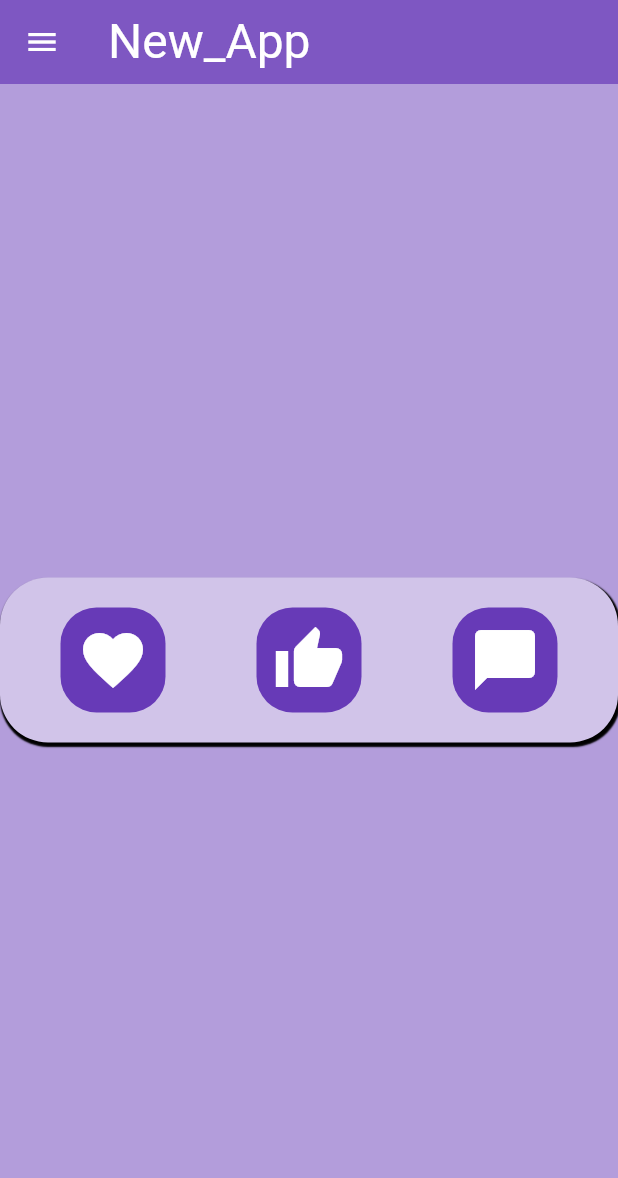
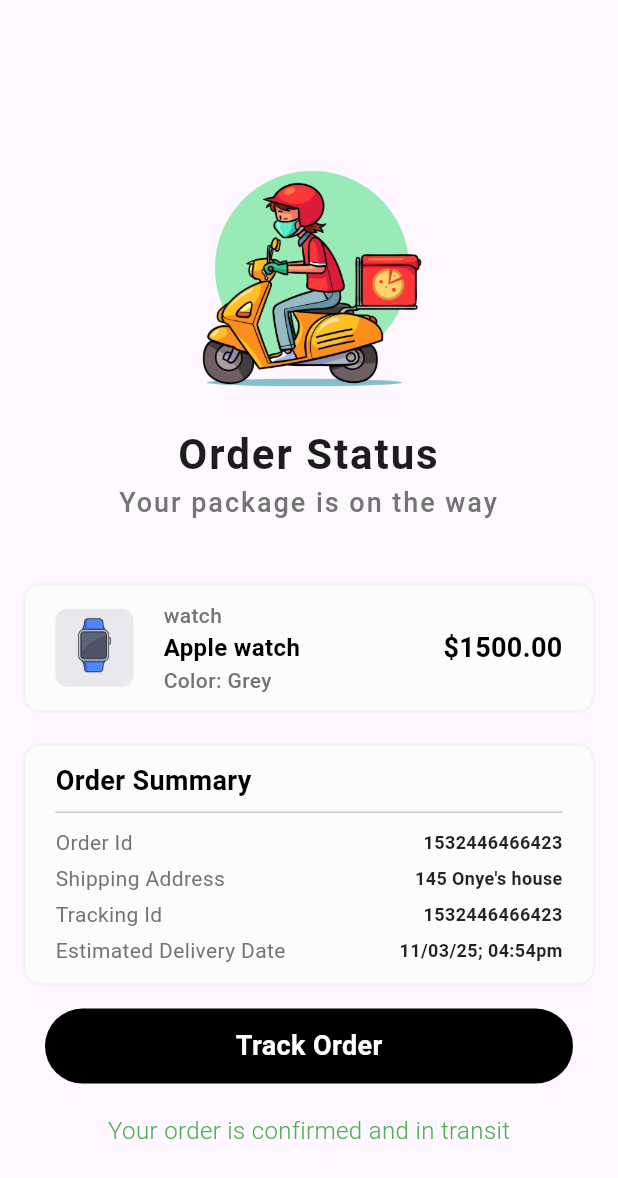
Before and after one commit to Oxygen12-cyber/LearningFlutter, a Flutter app: the screen it shows after launch, on a phone screen of 412 x 824 dp. Shown: the top 1178 px of the screen. Run offline on Flutter 3.47's test engine with Material 3 defaults, Android fonts, the phone set to English and light mode, and no system bars; our stand-ins replace device_preview.

Commit message:
wrote the ui for the delivery app

```diff
--- /dev/null
+++ b/firstapp/lib/components/component.dart
@@ -0,0 +1,149 @@
+import 'package:flutter/material.dart';
+import 'package:flutter/rendering.dart';
+
+class ProductBar extends StatelessWidget {
+  const ProductBar({super.key});
+
+  static TextStyle mystyle = TextStyle(
+    color: Color(0xff747474),
+    fontSize: 14,
+    fontWeight: FontWeight.w500,
+  );
+
+  @override
+  Widget build(BuildContext context) {
+    return Container(
+      decoration: BoxDecoration(
+        border: Border.all(width: 2, color: Color(0xfff4f4f4)),
+        borderRadius: BorderRadius.circular(12),
+        color: const Color(0xfffcfcfc),
+      ),
+      child: Padding(
+        padding: const EdgeInsets.symmetric(horizontal: 20, vertical: 10),
+        child: Row(
+          mainAxisAlignment: MainAxisAlignment.start,
+          crossAxisAlignment: CrossAxisAlignment.center,
+          children: [
+            Container(
+              alignment: Alignment.center,
+              padding: EdgeInsets.all(2),
+              decoration: BoxDecoration(
+                color: const Color(0xffe9e8ed),
+                borderRadius: BorderRadius.circular(8),
+              ),
+              child: Image.asset(
+                "assets/apple_watch.png",
+                fit: BoxFit.cover,
+                width: 48,
+                height: 48,
+              ),
+            ),
+            SizedBox(width: 20),
+            Column(
+              mainAxisAlignment: MainAxisAlignment.spaceBetween,
+              crossAxisAlignment: CrossAxisAlignment.start,
+              children: [
+                Text("watch", style: mystyle),
+                Text(
+                  "Apple watch",
+                  style: TextStyle(
+                    fontSize: 16,
+                    fontWeight: FontWeight.bold,
+                    color: Colors.black,
+                  ),
+                ),
+                Text("Color: Grey", style: mystyle),
+              ],
+            ),
+            Spacer(),
+            Container(
+              alignment: Alignment.center,
+              child: Text(
+                "\$1500.00",
+                style: TextStyle(
+                  color: Colors.black,
+                  fontSize: 18,
+                  fontWeight: FontWeight.bold,
+                ),
+              ),
+            ),
+          ],
+        ),
+      ),
+    );
+  }
+}
+
+class BlockElement extends StatelessWidget {
+  final String prefix;
+  final String suffix;
+  final TextStyle? prefixStyle = TextStyle(
+    color: Color(0xff747474),
+    fontSize: 14,
+    fontWeight: FontWeight.w400,
+  );
+  final TextStyle? suffixStyle = TextStyle(
+    color: Colors.black87,
+    fontSize: 12,
+    fontWeight: FontWeight.bold,
+  );
+  BlockElement({super.key, required this.prefix, required this.suffix});
+  @override
+  Widget build(BuildContext context) {
+    return Padding(
+      padding: const EdgeInsets.symmetric(vertical: 2),
+      child: Row(
+        mainAxisAlignment: MainAxisAlignment.spaceBetween,
+        crossAxisAlignment: CrossAxisAlignment.center,
+        children: [
+          Text(prefix, style: prefixStyle),
+          Text(suffix, style: suffixStyle),
+        ],
+      ),
+    );
+  }
+}
+
+class SummaryBlock extends StatelessWidget {
+  const SummaryBlock({super.key});
+
+  @override
+  Widget build(BuildContext context) {
+    return Container(
+      decoration: BoxDecoration(
+        border: Border.all(width: 2, color: Color(0xfff4f4f4)),
+        borderRadius: BorderRadius.circular(12),
+        color: const Color(0xfffcfcfc),
+      ),
+      child: Padding(
+        padding: const EdgeInsets.symmetric(horizontal: 20, vertical: 10),
+        child: Column(
+          mainAxisAlignment: MainAxisAlignment.start,
+          crossAxisAlignment: CrossAxisAlignment.start,
+          children: [
+            Text(
+              "Order Summary",
+              style: ProductBar.mystyle.copyWith(
+                fontWeight: FontWeight.bold,
+                color: Colors.black,
+                fontSize: 18,
+              ),
+              textAlign: TextAlign.left,
+            ),
+            Divider(),
+            BlockElement(prefix: "Order Id", suffix: "1532446466423"),
+            BlockElement(
+              prefix: "Shipping Address",
+              suffix: "145 Onye's house",
+            ),
+            BlockElement(prefix: "Tracking Id", suffix: "1532446466423"),
+            BlockElement(
+              prefix: "Estimated Delivery Date",
+              suffix: "11/03/25; 04:54pm",
+            ),
+          ],
+        ),
+      ),
+    );
+  }
+}
--- a/firstapp/lib/main.dart
+++ b/firstapp/lib/main.dart
@@ -1,7 +1,10 @@
+import 'package:flutter/foundation.dart';
 import 'package:flutter/material.dart';
+import 'package:device_preview/device_preview.dart';
+import 'components/component.dart';
 
 void main() {
-  runApp(const MyApp());
+  runApp(DevicePreview(enabled: !kReleaseMode, builder: (context) => MyApp()));
 }
 
 class MyApp extends StatelessWidget {
@@ -9,89 +12,94 @@ class MyApp extends StatelessWidget {
 
   @override
   Widget build(BuildContext context) {
+    Size size = MediaQuery.of(context).size;
+
     return MaterialApp(
       debugShowCheckedModeBanner: false,
       home: Scaffold(
-        backgroundColor: Colors.deepPurple[200],
-        appBar: AppBar(
-          backgroundColor: Colors.deepPurple[400],
-          title: Title(
-            color: Colors.white,
-            child: Text(
-              "New_App",
-              style: TextStyle(color: Colors.white, fontSize: 32),
+        body: Padding(
+          padding: const EdgeInsets.symmetric(horizontal: 15),
+          child: Column(
+            mainAxisAlignment: MainAxisAlignment.start,
+            // crossAxisAlignment: CrossAxisAlignment.center,
+            children: [
+              SizedBox(height: size.height * .1),
+              Center(
+                child: Column(
+                  mainAxisAlignment: MainAxisAlignment.center,
+                  crossAxisAlignment: CrossAxisAlignment.center,
+                  children: [
+                    Image.asset(
+                      "assets/delivery_guy.png",
+                      width: 200,
+                      height: 200,
+                      fit: BoxFit.contain,
                     ),
+                    Text.rich(
+                      TextSpan(
+                        text: "Order Status \n",
+                        style: TextStyle(
+                          fontSize: 28,
+                          fontWeight: FontWeight.bold,
+                          letterSpacing: 1.3,
                         ),
-          leading: Icon(Icons.menu, color: Colors.white),
+                        children: [
+                          TextSpan(
+                            text: "Your package is on the way",
+                            style: TextStyle(
+                              color: Color(0xff747474),
+                              fontWeight: FontWeight.w500,
+                              fontSize: 18,
+                              letterSpacing: 1.3,
                             ),
-        body: Center(
-          child: Expanded(
-            child: Container(
-              decoration: BoxDecoration(
-                color: Colors.deepPurple[100],
-                borderRadius: BorderRadius.circular(32),
-                boxShadow: [
-                  BoxShadow(
-                    color: Colors.black,
-                    offset: Offset(1, 2),
-                    blurRadius: 0.1,
-                    spreadRadius: 0.8,
                           ),
                         ],
                       ),
+                      textAlign: TextAlign.center,
+                    ),
+                    SizedBox(height: 40),
+                    ProductBar(),
+                    SizedBox(height: 20),
+                    SummaryBlock(),
+                    GestureDetector(
+                      onTap: () {},
+                      child: Padding(
+                        padding: const EdgeInsets.all(15),
                         child: Container(
-                margin: EdgeInsets.symmetric(horizontal: 10, vertical: 20),
-                child: Row(
-                  mainAxisSize: MainAxisSize.max,
-                  mainAxisAlignment: MainAxisAlignment.spaceAround,
-                  children: [
-                    Container(
-                      width: 70,
-                      height: 70,
+                          alignment: Alignment.center,
+                          // width: 50,
+                          height: 50,
                           decoration: BoxDecoration(
-                        color: Colors.deepPurple,
-                        borderRadius: BorderRadius.circular(24),
+                            color: Colors.black,
+                            borderRadius: BorderRadius.circular(50),
                           ),
-                      child: Icon(
-                        Icons.favorite,
+                          child: Text(
+                            "Track Order",
+                            style: TextStyle(
                               color: Colors.white,
-                        size: 48,
+                              fontSize: 18,
+                              fontWeight: FontWeight.bold,
                             ),
                           ),
-                    Container(
-                      width: 70,
-                      height: 70,
-                      decoration: BoxDecoration(
-                        color: Colors.deepPurple,
-                        borderRadius: BorderRadius.circular(24),
-                      ),
-                      child: Icon(
-                        Icons.thumb_up,
-                        color: Colors.white,
-                        size: 48,
                         ),
                       ),
-
-                    Container(
-                      width: 70,
-                      height: 70,
-                      decoration: BoxDecoration(
-                        color: Colors.deepPurple,
-                        borderRadius: BorderRadius.circular(24),
                     ),
-                      child: Icon(
-                        Icons.chat_bubble,
-                        color: Colors.white,
-                        size: 48,
+                    SizedBox(height: 5),
+                    Text(
+                      "Your order is confirmed and in transit",
+                      style: TextStyle(
+                        color: Colors.green,
+                        fontSize: 16,
+                        fontWeight: FontWeight.w300,
+                      ),
+                    ),
+                  ],
                 ),
               ),
             ],
           ),
         ),
       ),
-          ),
-        ),
-      ),
     );
   }
 }
--- a/firstapp/pubspec.yaml
+++ b/firstapp/pubspec.yaml
@@ -30,6 +30,7 @@ environment:
 dependencies:
   flutter:
     sdk: flutter
+  device_preview: ^1.3.1
 
   # The following adds the Cupertino Icons font to your application.
   # Use with the CupertinoIcons class for iOS style icons.
@@ -58,8 +59,9 @@ flutter:
   uses-material-design: true
 
   # To add assets to your application, add an assets section, like this:
-  # assets:
-  #   - images/a_dot_burr.jpeg
+  assets:
+    - assets/delivery_guy.png
+    - assets/apple_watch.png
   #   - images/a_dot_ham.jpeg
 
   # An image asset can refer to one or more resolution-specific "variants", see
```
Also changed, not shown: firstapp/assets/apple_watch.png (added), firstapp/assets/delivery_guy.png (added), firstapp/lib/components/tracking_page.dart (added), firstapp/pubspec.lock, 1 other file. Lines whose indentation alone changed are shown as unchanged.
